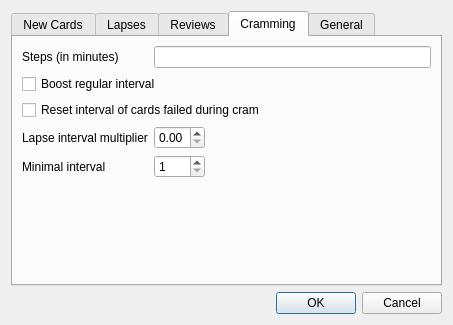
ankitects/anki, file designer/groupconf.ui: the form before one commit.
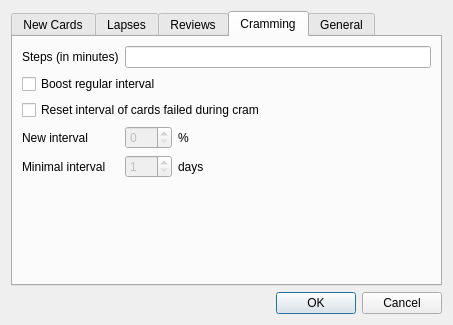
The form after the commit. The open tabs and pages were chosen to show the change.

What changed in the file:
```diff
--- a/designer/groupconf.ui
+++ b/designer/groupconf.ui
@@ -365,17 +365,7 @@
          <item row="3" column="0">
           <widget class="QLabel" name="label_23">
            <property name="text">
-            <string>Lapse interval multiplier</string>
-           </property>
-          </widget>
-         </item>
-         <item row="3" column="1">
-          <widget class="QDoubleSpinBox" name="cramMult">
-           <property name="maximum">
-            <double>1.000000000000000</double>
-           </property>
-           <property name="singleStep">
-            <double>0.050000000000000</double>
+            <string>New interval</string>
            </property>
           </widget>
          </item>
@@ -388,6 +378,9 @@
          </item>
          <item row="4" column="1">
           <widget class="QSpinBox" name="cramMinInt">
+           <property name="enabled">
+            <bool>false</bool>
+           </property>
            <property name="minimum">
             <number>1</number>
            </property>
@@ -407,18 +400,38 @@
            </property>
           </widget>
          </item>
+         <item row="3" column="1">
+          <widget class="QSpinBox" name="cramMult">
+           <property name="enabled">
+            <bool>false</bool>
+           </property>
+           <property name="maximum">
+            <number>100</number>
+           </property>
+           <property name="singleStep">
+            <number>5</number>
+           </property>
+          </widget>
+         </item>
+         <item row="4" column="2">
+          <widget class="QLabel" name="label_29">
+           <property name="text">
+            <string>days</string>
+           </property>
+          </widget>
+         </item>
          <item row="3" column="2">
-          <spacer name="horizontalSpacer_2">
-           <property name="orientation">
-            <enum>Qt::Horizontal</enum>
+          <widget class="QLabel" name="label_30">
+           <property name="sizePolicy">
+            <sizepolicy hsizetype="Expanding" vsizetype="Preferred">
+             <horstretch>0</horstretch>
+             <verstretch>0</verstretch>
+            </sizepolicy>
            </property>
-           <property name="sizeHint" stdset="0">
-            <size>
-             <width>40</width>
-             <height>20</height>
-            </size>
+           <property name="text">
+            <string>%</string>
            </property>
-          </spacer>
+          </widget>
          </item>
         </layout>
        </item>
```
Left out of the diff: 137 changed lines with no effect on the pictures.
